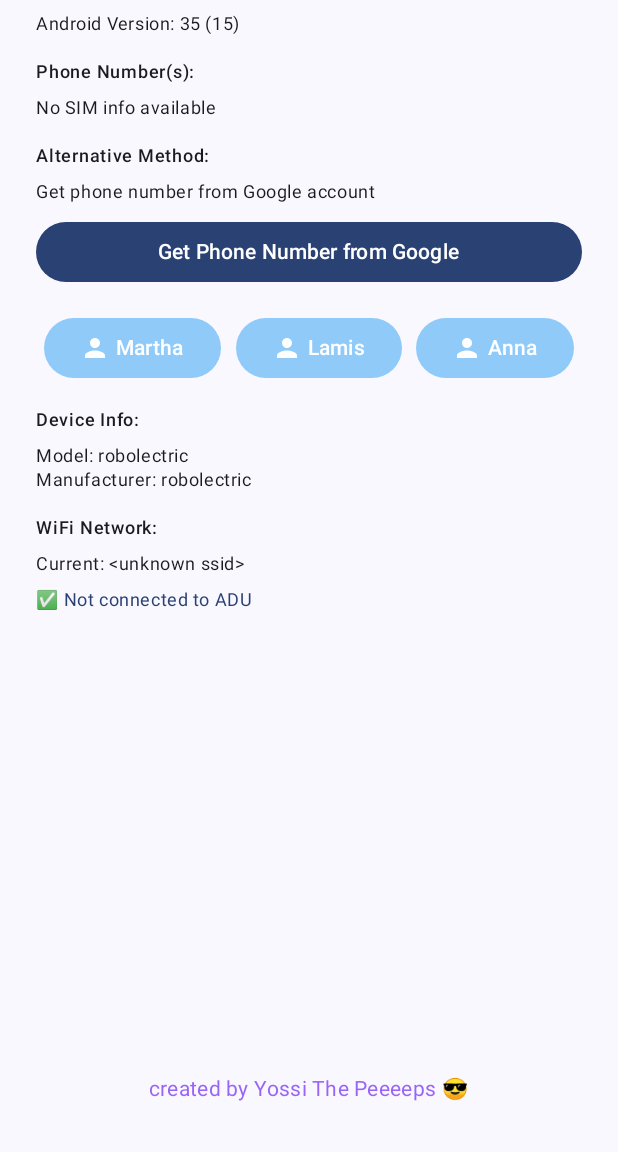
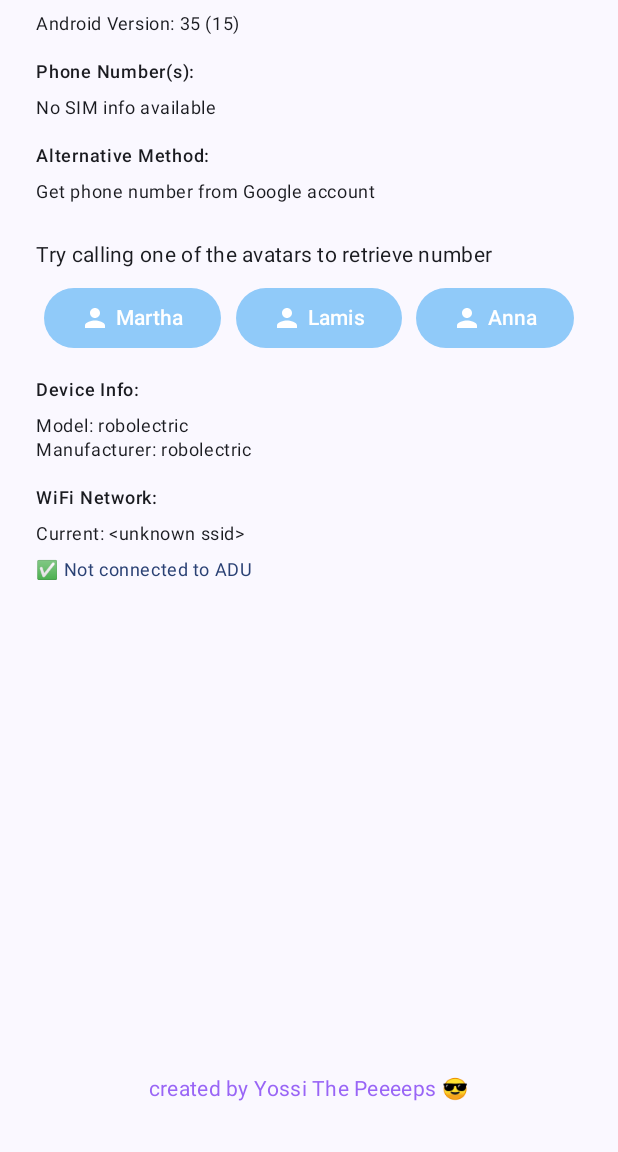
Before and after one commit to JosefGvirt/SimInfoViewer, an Android app built with Jetpack Compose: the screen it shows after launch (MainActivity), on a phone screen of 412 x 824 dp, the part 84-1236 px from its top. Run offline under Robolectric (Android 15) with nearby library versions, the phone set to English and light mode, and no system bars; libraries missing offline, so code that uses them is left out: com.google.android.gms.

Commit message:
Show only avatar call buttons with icon and prompt if number not found; remove plain Google picker button

```diff
--- a/app/src/main/java/com/jossi/siminfoviewer/MainActivity.kt
+++ b/app/src/main/java/com/jossi/siminfoviewer/MainActivity.kt
@@ -275,18 +275,10 @@ fun SimInfoScreen(onRequestGooglePhoneNumber: ((String) -> Unit) -> Unit) {
             if (googlePhoneNumber.isNotEmpty()) {
                 Text(text = "Google: $googlePhoneNumber", style = MaterialTheme.typography.bodyMedium, color = MaterialTheme.colorScheme.primary)
             } else {
-                Button(
-                    onClick = {
-                        onRequestGooglePhoneNumber { number ->
-                            googlePhoneNumber = number
-                        }
-                    },
-                    modifier = Modifier.fillMaxWidth()
-                ) {
-                    Text("Get Phone Number from Google")
-                }
-                // Extra buttons for Martha, Lamis, Anna
+                // Prompt and avatar call buttons for Martha, Lamis, Anna
                 Spacer(modifier = Modifier.height(16.dp))
+                Text(text = "Try calling one of the avatars to retrieve number", style = MaterialTheme.typography.bodyMedium)
+                Spacer(modifier = Modifier.height(8.dp))
                 Row(modifier = Modifier.fillMaxWidth(), horizontalArrangement = Arrangement.SpaceEvenly) {
                     AvatarCallButton(name = "Martha", number = "+972546763889", context = context)
                     AvatarCallButton(name = "Lamis", number = "+972546763889", context = context)
```
